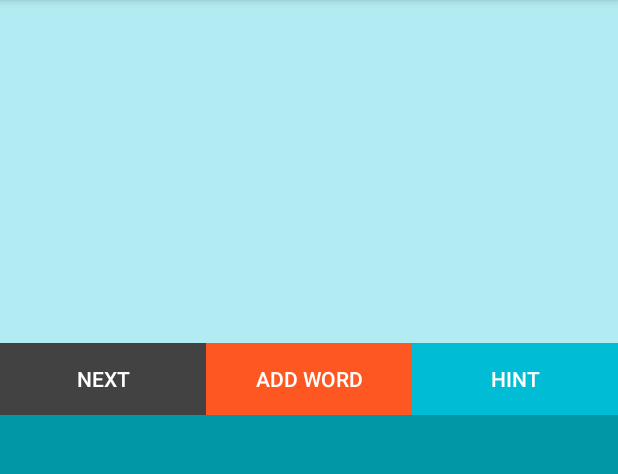
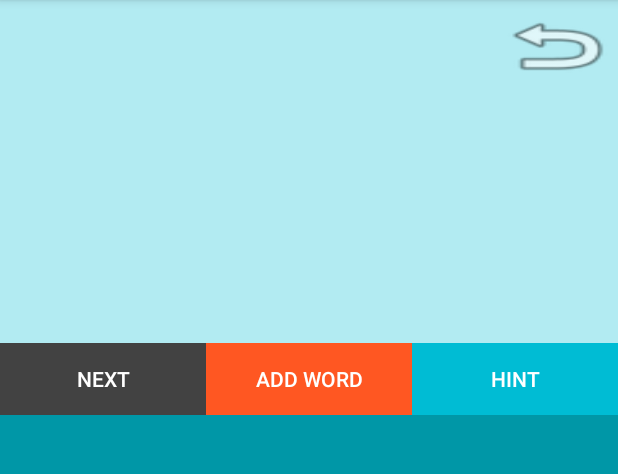
Before and after one commit to karenfreemansmith/BigWordFinder, an Android app: the screen it shows after launch (MainActivity), on a phone screen of 412 x 824 dp, the part 84-558 px from its top. Run offline under Robolectric (Android 15) with nearby library versions, the phone set to English and light mode, and no system bars; 7 statements that could not run were skipped.

Commit message:
add undo button

```diff
--- a/app/src/main/java/com/microacademylabs/bigwordfinder/MainActivity.java
+++ b/app/src/main/java/com/microacademylabs/bigwordfinder/MainActivity.java
@@ -29,11 +29,13 @@ public class MainActivity extends AppCompatActivity {
   private Button okButton;
   private Button hintButton;
   private Button scoreButton;
+  private Button undoButton;
   private ListView wordList;
   private LetterAdapter mAdapter;
 
   private String word;
   private String currentGuess;
+  private int[] guessStack = new int[]{-1,-1,-1,-1,-1,-1,-1,-1,-1,-1,-1,-1};
   private boolean[] used = new boolean[]{false,false,false,false,false,false,false,false,false,false,false,false};
   private ArrayList<String> guesses;
 
@@ -58,6 +60,7 @@ public class MainActivity extends AppCompatActivity {
           currentGuess += parent.getItemAtPosition(position).toString();
           guessWord.setText(currentGuess);
           used[position]=true;
+          guessStack[currentGuess.length()-1]=position;
           view.setBackgroundColor(Color.parseColor("#0097a7"));
         } else {
           Toast.makeText(MainActivity.this, "That letter is already used", Toast.LENGTH_SHORT).show();
@@ -67,6 +70,19 @@ public class MainActivity extends AppCompatActivity {
 
     wordList=(ListView) findViewById(R.id.wordList);
 
+    undoButton=(Button)findViewById(R.id.backButton);
+    undoButton.setOnClickListener(new View.OnClickListener() {
+      @Override
+      public void onClick(View v) {
+        if(currentGuess.length()>0) {
+          used[guessStack[currentGuess.length()-1]]=false;
+          currentGuess = currentGuess.substring(0,currentGuess.length()-1);
+          guessWord.setText(currentGuess);
+          // (something to reset individual underlign?) MainActivity.this.letterGrid.setAdapter(mAdapter);
+        }
+      }
+    });
+
     okButton=(Button) findViewById(R.id.okButton);
     okButton.setOnClickListener(new View.OnClickListener() {
       @Override
@@ -75,11 +91,8 @@ public class MainActivity extends AppCompatActivity {
         currentGuess="";
         for(int i=0; i<used.length; i++) {
           used[i]=false;
-
-          MainActivity.this.letterGrid.setAdapter(mAdapter);
-
-          //letterGrid.getItemAtPosition(i).???.setBackgroundColor(Color.parseColor("#b2ebf2"));
         }
+        MainActivity.this.letterGrid.setAdapter(mAdapter);
         guessWord.setText(currentGuess);
         ArrayAdapter adapter = new ArrayAdapter(MainActivity.this, android.R.layout.simple_list_item_1, guesses);
         wordList.setAdapter(adapter);
--- a/app/src/main/res/layout/activity_main.xml
+++ b/app/src/main/res/layout/activity_main.xml
@@ -20,15 +20,31 @@
             android:layout_height="match_parent"
             android:orientation="vertical">
 
+            <LinearLayout
+                android:layout_width="match_parent"
+                android:layout_height="match_parent"
+                android:layout_weight="10"
+                android:background="@color/colorPrimaryLight"
+                android:orientation="horizontal">
+
                 <TextView
                     android:id="@+id/editGuess"
                     android:layout_width="match_parent"
                     android:layout_height="wrap_content"
+                    android:layout_weight="2"
                     android:background="@color/colorPrimaryLight"
                     android:padding="4dp"
                     android:textAlignment="center"
                     android:textColor="@color/colorAccent"
                     android:textSize="30sp"/>
+
+                <Button
+                    android:id="@+id/backButton"
+                    android:layout_width="match_parent"
+                    android:layout_height="wrap_content"
+                    android:layout_weight="8"
+                    android:background="@android:drawable/ic_menu_revert"/>
+            </LinearLayout>
 
             <GridView
                 android:id="@+id/hintGrid"
```
Lines whose indentation alone changed are shown as unchanged.
